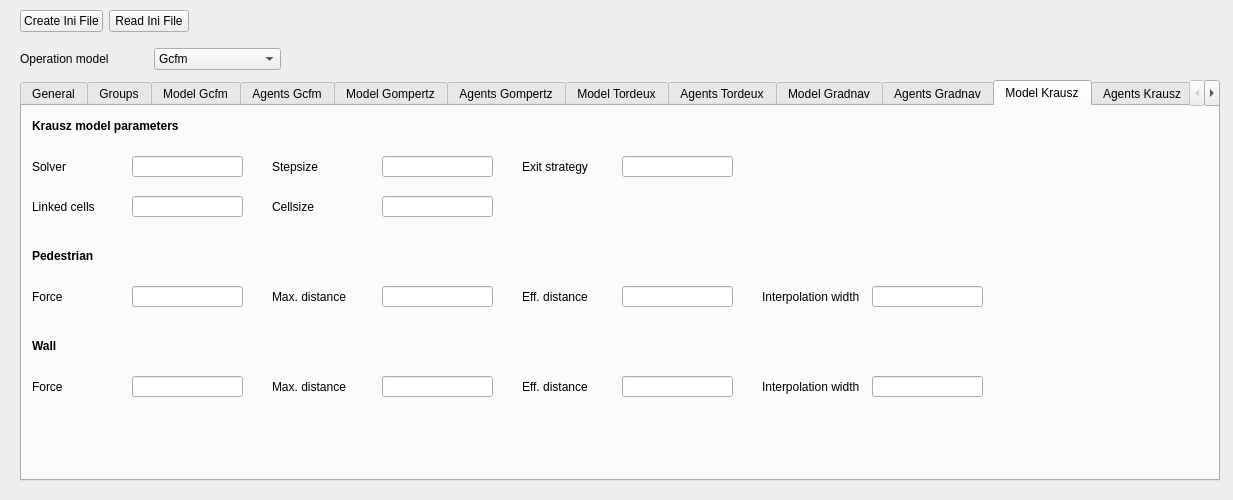
This is forms/inifilewidget.ui in JuPedSim/jpseditor as Qt 5 draws it before an edit. The edited form follows.
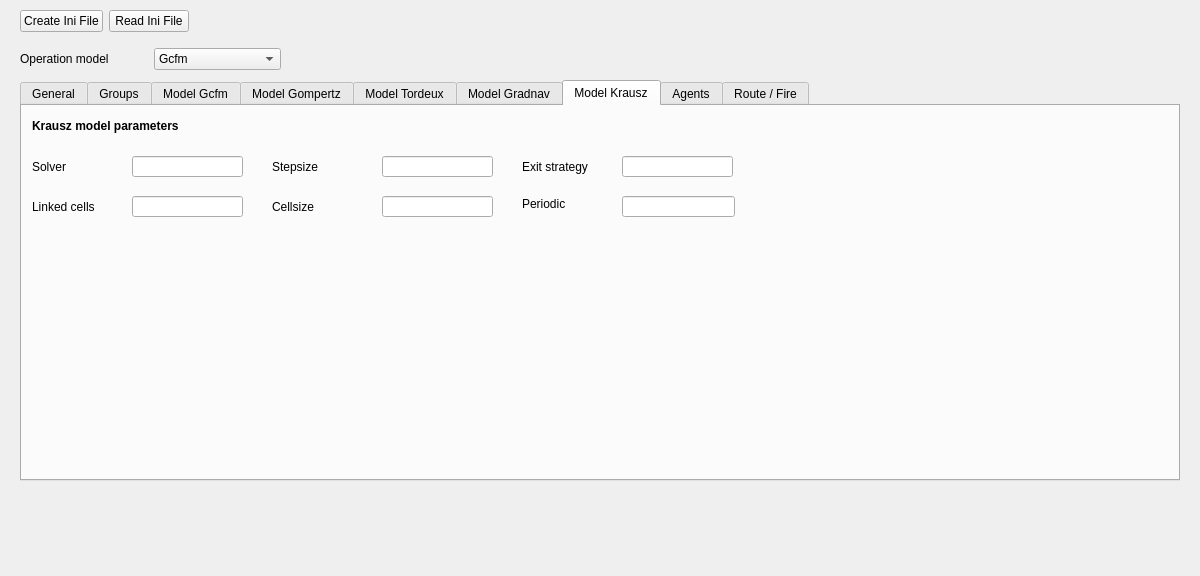
This is the edited form. The open tabs and pages were chosen to show the change.

Commit message: Optimize reading for all model - #135 Update ini file writer/reader for models

What changed in the file:
```diff
--- a/forms/inifilewidget.ui
+++ b/forms/inifilewidget.ui
@@ -9,8 +9,8 @@
    <rect>
     <x>0</x>
     <y>0</y>
-    <width>1233</width>
-    <height>500</height>
+    <width>1200</width>
+    <height>576</height>
    </rect>
   </property>
   <property name="windowTitle">
@@ -24,7 +24,7 @@
     <rect>
      <x>20</x>
      <y>80</y>
-     <width>1200</width>
+     <width>1160</width>
      <height>401</height>
     </rect>
    </property>
@@ -1024,12 +1024,7 @@
       <string>&lt;html&gt;&lt;head/&gt;&lt;body&gt;&lt;p&gt;&lt;span style=&quot; font-weight:600;&quot;&gt;Wall&lt;/span&gt;&lt;/p&gt;&lt;/body&gt;&lt;/html&gt;</string>
      </property>
     </widget>
-   </widget>
-   <widget class="QWidget" name="tab_agents_gcfm">
-    <attribute name="title">
-     <string>Agents Gcfm</string>
-    </attribute>
-    <widget class="QLabel" name="label_agents_gcfm_a">
+    <widget class="QLabel" name="label_model_gcfm_14">
      <property name="geometry">
       <rect>
        <x>10</x>
@@ -1518,12 +1513,7 @@
       <string/>
      </property>
     </widget>
-   </widget>
-   <widget class="QWidget" name="tab_agents_gompertz">
-    <attribute name="title">
-     <string>Agents Gompertz</string>
-    </attribute>
-    <widget class="QLabel" name="label_agents_gompertz_a">
+    <widget class="QLineEdit" name="lineEdit_model_gompertz_12">
      <property name="geometry">
       <rect>
        <x>10</x>
@@ -1960,12 +1950,7 @@
       <string>Cellsize</string>
      </property>
     </widget>
-   </widget>
-   <widget class="QWidget" name="tab_agents_tordeux">
-    <attribute name="title">
-     <string>Agents Tordeux</string>
-    </attribute>
-    <widget class="QLabel" name="label_agents_tordeux_a">
+    <widget class="QLineEdit" name="lineEdit_model_tordeux_10">
      <property name="geometry">
       <rect>
        <x>10</x>
@@ -2568,12 +2553,7 @@
       <string/>
      </property>
     </widget>
-   </widget>
-   <widget class="QWidget" name="tab_agents_gradnav">
-    <attribute name="title">
-     <string>Agents Gradnav</string>
-    </attribute>
-    <widget class="QLabel" name="label_agents_gradnav_a">
+    <widget class="QLineEdit" name="lineEdit_model_gradnav_16">
      <property name="geometry">
       <rect>
        <x>10</x>
@@ -2776,45 +2756,6 @@
       <string/>
      </property>
     </widget>
-    <widget class="QLineEdit" name="lineEdit_model_krausz_12">
-     <property name="geometry">
-      <rect>
-       <x>600</x>
-       <y>270</y>
-       <width>111</width>
-       <height>21</height>
-      </rect>
-     </property>
-     <property name="text">
-      <string/>
-     </property>
-    </widget>
-    <widget class="QLabel" name="label_model_krausz_b">
-     <property name="geometry">
-      <rect>
-       <x>10</x>
-       <y>140</y>
-       <width>141</width>
-       <height>21</height>
-      </rect>
-     </property>
-     <property name="text">
-      <string>&lt;html&gt;&lt;head/&gt;&lt;body&gt;&lt;p&gt;&lt;span style=&quot; font-weight:600;&quot;&gt;Pedestrian&lt;/span&gt;&lt;/p&gt;&lt;/body&gt;&lt;/html&gt;</string>
-     </property>
-    </widget>
-    <widget class="QLineEdit" name="lineEdit_model_krausz_06">
-     <property name="geometry">
-      <rect>
-       <x>110</x>
-       <y>180</y>
-       <width>111</width>
-       <height>21</height>
-      </rect>
-     </property>
-     <property name="text">
-      <string/>
-     </property>
-    </widget>
     <widget class="QLineEdit" name="lineEdit_model_krausz_03">
      <property name="geometry">
       <rect>
@@ -2841,32 +2782,6 @@
       <string>Stepsize</string>
      </property>
     </widget>
-    <widget class="QLabel" name="label_model_krausz_12">
-     <property name="geometry">
-      <rect>
-       <x>500</x>
-       <y>270</y>
-       <width>91</width>
-       <height>21</height>
-      </rect>
-     </property>
-     <property name="text">
-      <string>Eff. distance</string>
-     </property>
-    </widget>
-    <widget class="QLabel" name="label_model_krausz_08">
-     <property name="geometry">
-      <rect>
-       <x>500</x>
-       <y>180</y>
-       <width>91</width>
-       <height>21</height>
-      </rect>
-     </property>
-     <property name="text">
-      <string>Eff. distance</string>
-     </property>
-    </widget>
     <widget class="QLabel" name="label_model_krausz_04">
      <property name="geometry">
       <rect>
@@ -2880,71 +2795,6 @@
       <string>Linked cells</string>
      </property>
     </widget>
-    <widget class="QLineEdit" name="lineEdit_model_krausz_13">
-     <property name="geometry">
-      <rect>
-       <x>850</x>
-       <y>270</y>
-       <width>111</width>
-       <height>21</height>
-      </rect>
-     </property>
-     <property name="text">
-      <string/>
-     </property>
-    </widget>
-    <widget class="QLabel" name="label_model_krausz_06">
-     <property name="geometry">
-      <rect>
-       <x>10</x>
-       <y>180</y>
-       <width>91</width>
-       <height>21</height>
-      </rect>
-     </property>
-     <property name="text">
-      <string>Force</string>
-     </property>
-    </widget>
-    <widget class="QLineEdit" name="lineEdit_model_krausz_09">
-     <property name="geometry">
-      <rect>
-       <x>850</x>
-       <y>180</y>
-       <width>111</width>
-       <height>21</height>
-      </rect>
-     </property>
-     <property name="text">
-      <string/>
-     </property>
-    </widget>
-    <widget class="QLabel" name="label_model_krausz_09">
-     <property name="geometry">
-      <rect>
-       <x>740</x>
-       <y>180</y>
-       <width>101</width>
-       <height>21</height>
-      </rect>
-     </property>
-     <property name="text">
-      <string>Interpolation width</string>
-     </property>
-    </widget>
-    <widget class="QLineEdit" name="lineEdit_model_krausz_11">
-     <property name="geometry">
-      <rect>
-       <x>360</x>
-       <y>270</y>
-       <width>111</width>
-       <height>21</height>
-      </rect>
-     </property>
-     <property name="text">
-      <string/>
-     </property>
-    </widget>
     <widget class="QLineEdit" name="lineEdit_model_krausz_04">
      <property name="geometry">
       <rect>
@@ -2971,32 +2821,6 @@
       <string/>
      </property>
     </widget>
-    <widget class="QLabel" name="label_model_krausz_11">
-     <property name="geometry">
-      <rect>
-       <x>250</x>
-       <y>270</y>
-       <width>101</width>
-       <height>21</height>
-      </rect>
-     </property>
-     <property name="text">
-      <string>Max. distance</string>
-     </property>
-    </widget>
-    <widget class="QLineEdit" name="lineEdit_model_krausz_10">
-     <property name="geometry">
-      <rect>
-       <x>110</x>
-       <y>270</y>
-       <width>111</width>
-       <height>21</height>
-      </rect>
-     </property>
-     <property name="text">
-      <string/>
-     </property>
-    </widget>
     <widget class="QLabel" name="label_model_krausz_a">
      <property name="geometry">
       <rect>
@@ -3010,32 +2834,6 @@
       <string>&lt;html&gt;&lt;head/&gt;&lt;body&gt;&lt;p&gt;&lt;span style=&quot; font-weight:600;&quot;&gt;Krausz model parameters&lt;/span&gt;&lt;/p&gt;&lt;/body&gt;&lt;/html&gt;</string>
      </property>
     </widget>
-    <widget class="QLineEdit" name="lineEdit_model_krausz_08">
-     <property name="geometry">
-      <rect>
-       <x>600</x>
-       <y>180</y>
-       <width>111</width>
-       <height>21</height>
-      </rect>
-     </property>
-     <property name="text">
-      <string/>
-     </property>
-    </widget>
-    <widget class="QLabel" name="label_model_krausz_c">
-     <property name="geometry">
-      <rect>
-       <x>10</x>
-       <y>230</y>
-       <width>141</width>
-       <height>21</height>
-      </rect>
-     </property>
-     <property name="text">
-      <string>&lt;html&gt;&lt;head/&gt;&lt;body&gt;&lt;p&gt;&lt;span style=&quot; font-weight:600;&quot;&gt;Wall&lt;/span&gt;&lt;/p&gt;&lt;/body&gt;&lt;/html&gt;</string>
-     </property>
-    </widget>
     <widget class="QLabel" name="label_model_krausz_05">
      <property name="geometry">
       <rect>
@@ -3049,19 +2847,6 @@
       <string>Cellsize</string>
      </property>
     </widget>
-    <widget class="QLabel" name="label_model_krausz_07">
-     <property name="geometry">
-      <rect>
-       <x>250</x>
-       <y>180</y>
-       <width>101</width>
-       <height>21</height>
-      </rect>
-     </property>
-     <property name="text">
-      <string>Max. distance</string>
-     </property>
-    </widget>
     <widget class="QLabel" name="label_model_krausz_01">
      <property name="geometry">
       <rect>
@@ -3075,49 +2860,33 @@
       <string>Solver</string>
      </property>
     </widget>
-    <widget class="QLabel" name="label_model_krausz_10">
+    <widget class="QLineEdit" name="lineEdit_model_krausz_06">
      <property name="geometry">
       <rect>
-       <x>10</x>
-       <y>270</y>
-       <width>91</width>
+       <x>600</x>
+       <y>90</y>
+       <width>113</width>
        <height>21</height>
       </rect>
      </property>
-     <property name="text">
-      <string>Force</string>
-     </property>
     </widget>
-    <widget class="QLineEdit" name="lineEdit_model_krausz_07">
+    <widget class="QLabel" name="label_model_krausz_06">
      <property name="geometry">
       <rect>
-       <x>360</x>
-       <y>180</y>
-       <width>111</width>
-       <height>21</height>
+       <x>500</x>
+       <y>90</y>
+       <width>59</width>
+       <height>16</height>
       </rect>
      </property>
      <property name="text">
-      <string/>
-     </property>
-    </widget>
-    <widget class="QLabel" name="label_model_krausz_13">
-     <property name="geometry">
-      <rect>
-       <x>740</x>
-       <y>270</y>
-       <width>101</width>
-       <height>21</height>
-      </rect>
-     </property>
-     <property name="text">
-      <string>Interpolation width</string>
+      <string>Periodic</string>
      </property>
     </widget>
    </widget>
    <widget class="QWidget" name="tab_agents_krausz">
     <attribute name="title">
-     <string>Agents Krausz</string>
+     <string>Agents</string>
     </attribute>
     <widget class="QTableWidget" name="tableWidget_agents_krausz_1">
      <property name="geometry">
```
Left out of the diff: 952 changed lines with no effect on the pictures. The commit also changes 2 other files.
